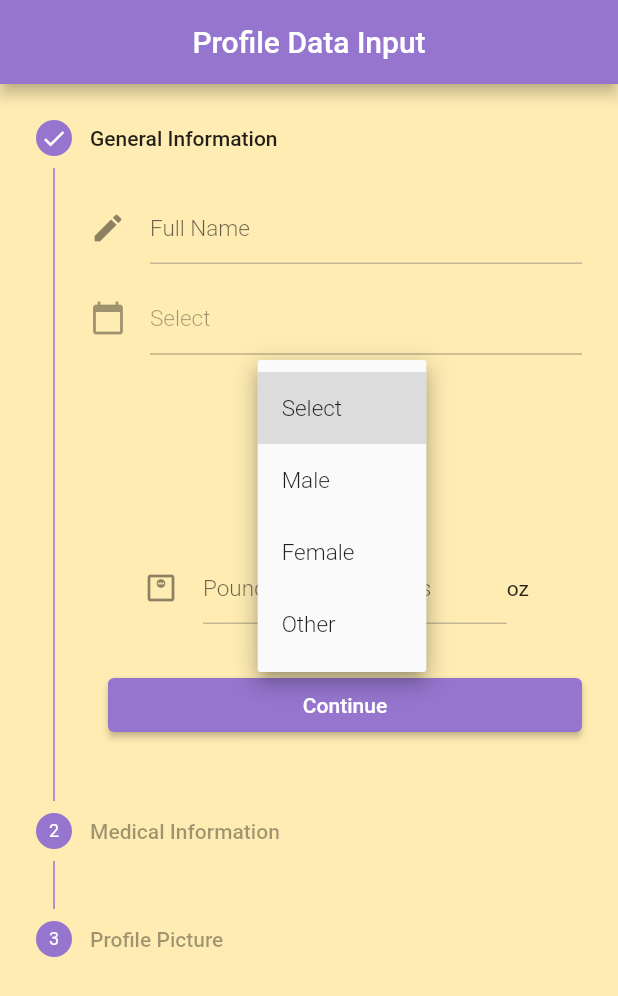
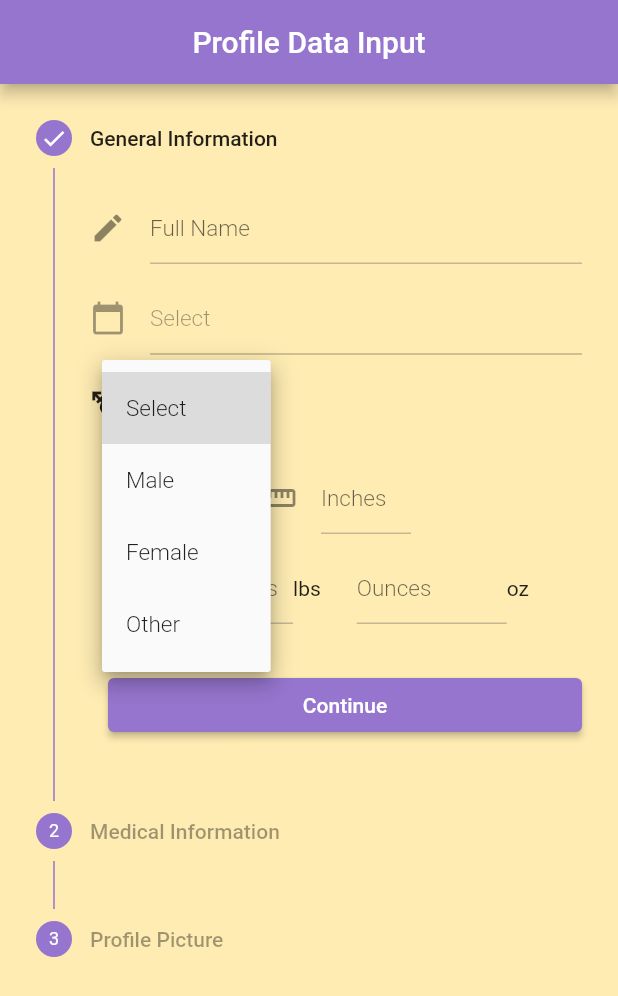
Before and after one commit to acm-projects/BabyQuest, a Flutter app: the screen it shows once a user with an empty profile is signed in, after a tap on "Select", on a phone screen of 412 x 824 dp. Shown: the top 996 px of the screen. Run offline on Flutter 3.47's test engine with Material 2 defaults, Android fonts, the phone set to English and light mode, and no system bars; our stand-ins replace cloud_firestore, convex_bottom_bar, firebase_auth, firebase_core, firebase_storage, flutter_spinkit and 5 more; missing offline and left inert: flutter_libphonenumber; accounts and stored records are empty; network calls fail.

Commit message:
added icon to gender edit widget

```diff
--- a/client/lib/models/baby_profile.dart
+++ b/client/lib/models/baby_profile.dart
@@ -52,6 +52,7 @@ class BabyProfile {
   String get name => _name ?? '';
 
   int get genderRaw => _gender ?? 0;
+  IconData get genderIcon => getGenderIcon(_gender ?? 0);
   String get gender {
     switch (_gender) {
       case 0:
@@ -60,17 +61,6 @@ class BabyProfile {
         return "Female";
       default:
         return "Other";
-    }
-  }
-
-  IconData get genderIcon {
-    switch (_gender) {
-      case 0:
-        return Icons.male;
-      case 1:
-        return Icons.female;
-      default:
-        return Icons.transgender;
     }
   }
 
@@ -147,6 +137,17 @@ class BabyProfile {
     _streamController.add(currentProfile);
   }
 
+  static IconData getGenderIcon(int genderRaw) {
+    switch (genderRaw) {
+      case 0:
+        return Icons.male;
+      case 1:
+        return Icons.female;
+      default:
+        return Icons.transgender;
+    }
+  }
+
   void updateData(Map<String, dynamic> data) {
     DataService.updateProfileData(uid, data);
   }
--- a/client/lib/widgets/edit_profile_widgets.dart
+++ b/client/lib/widgets/edit_profile_widgets.dart
@@ -1,5 +1,6 @@
 import 'dart:io';
 
+import 'package:client/models/baby_profile.dart';
 import 'package:flutter/material.dart';
 import 'package:flutter_libphonenumber/flutter_libphonenumber.dart';
 import 'package:image_picker/image_picker.dart';
@@ -83,7 +84,10 @@ class EditProfileWidgets {
 
     return StatefulBuilder(
       builder: (context, setState) {
-        return DropdownButton(
+        return Row(
+          children: [
+            Icon(BabyProfile.getGenderIcon(int.parse(genderController.text))),
+            DropdownButton(
               value: items[int.parse(genderController.text) + 1],
               icon: const Icon(Icons.keyboard_arrow_down),
               items: items.map((String items) {
@@ -93,13 +97,17 @@ class EditProfileWidgets {
                 setState(() => genderController.text =
                     (items.indexOf(newValue.toString()) - 1).toString());
               },
+            ),
+          ],
         );
       },
     );
   }
 
   static Widget height(TextEditingController heightController) {
-    return SizedBox(width: 100, child: TextFormField(
+    return SizedBox(
+      width: 100,
+      child: TextFormField(
         keyboardType: TextInputType.number,
         controller: heightController,
         validator: (value) {
@@ -118,7 +126,9 @@ class EditProfileWidgets {
     return Row(
       mainAxisSize: MainAxisSize.min,
       children: [
-        SizedBox(width: 100, child: TextFormField(
+        SizedBox(
+          width: 100,
+          child: TextFormField(
             keyboardType: TextInputType.number,
             controller: weightLbController,
             validator: (value) {
@@ -132,7 +142,9 @@ class EditProfileWidgets {
         ),
         const Text('lbs'),
         const SizedBox(width: 24),
-        SizedBox(width: 100, child: TextFormField(
+        SizedBox(
+          width: 100,
+          child: TextFormField(
             keyboardType: TextInputType.number,
             controller: weightOzController,
             validator: (value) {
```
Lines whose indentation alone changed are shown as unchanged.
